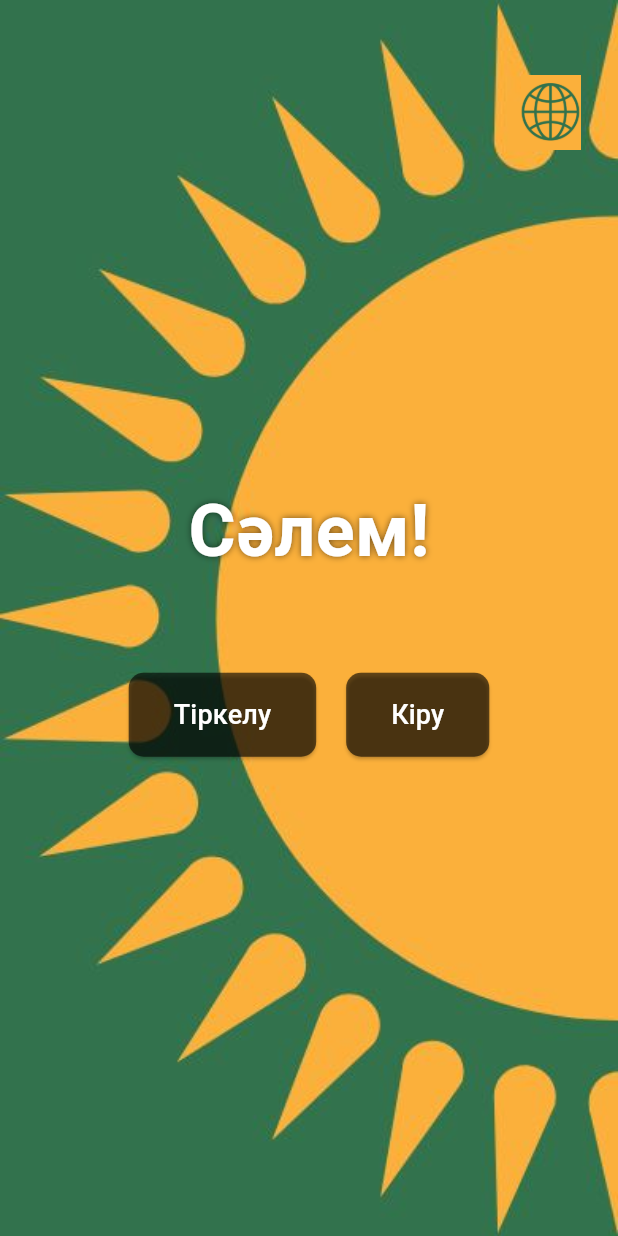
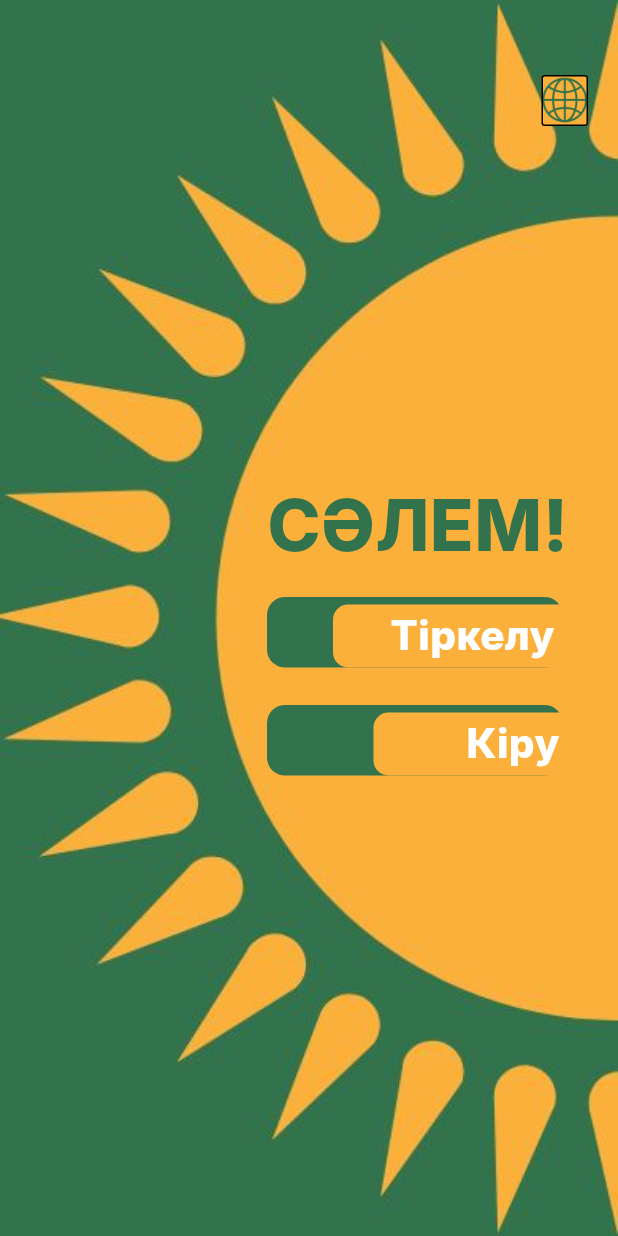
Before and after one commit to Sicscod/kazakh-learning-app, a Flutter app: the screen it shows after launch, on a phone screen of 412 x 824 dp. Run offline on Flutter 3.47's test engine with Material 3 defaults, Android fonts, the phone set to English and light mode, and no system bars; Roboto replaces fonts that are missing (Inter).

Commit message:
Update main.dart

```diff
--- a/lib/main.dart
+++ b/lib/main.dart
@@ -12,23 +12,9 @@
 class _MyAppState extends State<MyApp> {
   String currentLang = "kz";
 
-  final greetings = {
-    "kz": "Сәлем!",
-    "ru": "Привет!",
-    "en": "Hello!"
-  };
-
-  final loginText = {
-    "kz": "Кіру",
-    "ru": "Войти",
-    "en": "Login"
-  };
-
-  final registerText = {
-    "kz": "Тіркелу",
-    "ru": "Регистрация",
-    "en": "Register"
-  };
+  final greetings = {"kz": "СӘЛЕМ!", "ru": "ПРИВЕТ!", "en": "HELLO!"};
+  final loginText = {"kz": "Кіру", "ru": "Войти", "en": "Login"};
+  final registerText = {"kz": "Тіркелу", "ru": "Регистрация", "en": "Register"};
 
   void switchLang() {
     setState(() {
@@ -45,9 +31,9 @@
       home: Scaffold(
         body: Stack(
           children: [
-            // Фон
+            // 🔹 Фон
             Container(
-              decoration: BoxDecoration(
+              decoration: const BoxDecoration(
                 image: DecorationImage(
                   image: AssetImage("assets/leftsun.jpg"),
                   fit: BoxFit.cover,
@@ -55,81 +41,127 @@
               ),
             ),
 
-            // Кнопка смены языка
+            // 🔹 Кнопка смены языка (lang.jpg)
             Positioned(
               top: 50,
               right: 20,
               child: GestureDetector(
                 onTap: switchLang,
-                child: Image.asset(
-                  "assets/lang.jpg",
-                  width: 50,
-                  height: 50,
+                child: Container(
+                  width: 31,
+                  height: 34,
+                  decoration: BoxDecoration(
+                    borderRadius: BorderRadius.circular(2),
+                    border: Border.all(color: Colors.black, width: 1),
+                    image: const DecorationImage(
+                      image: AssetImage("assets/lang.jpg"),
+                      fit: BoxFit.cover,
+                    ),
+                  ),
                 ),
               ),
             ),
 
-            // Центр
-            Center(
+            // 🔹 Текст “СӘЛЕМ!”
+            Positioned(
+              top: 326,
+              left: 178,
               child: AnimatedSwitcher(
-                duration: Duration(milliseconds: 500),
-                transitionBuilder: (child, animation) => FadeTransition(
-                  opacity: animation,
-                  child: child,
-                ),
-                child: Column(
+                duration: const Duration(milliseconds: 400),
+                child: Text(
+                  greetings[currentLang]!,
                   key: ValueKey(currentLang),
-                  mainAxisAlignment: MainAxisAlignment.center,
-                  children: [
-                    Text(
-                      greetings[currentLang]!,
                   style: const TextStyle(
+                    fontFamily: 'Inter',
+                    fontWeight: FontWeight.w800,
                     fontSize: 48,
-                        fontWeight: FontWeight.bold,
-                        color: Colors.white,
-                        shadows: [
-                          Shadow(color: Colors.black54, blurRadius: 6),
-                        ],
+                    color: Color(0xFF32734E),
+                    height: 1.0,
                   ),
                 ),
-                    const SizedBox(height: 60),
+              ),
+            ),
 
-                    // Кнопки регистрации и входа
-                    Row(
-                      mainAxisAlignment: MainAxisAlignment.center,
-                      children: [
-                        ElevatedButton(
-                          onPressed: () {},
-                          style: ElevatedButton.styleFrom(
-                            backgroundColor: Colors.black.withOpacity(0.6),
-                            padding: const EdgeInsets.symmetric(horizontal: 30, vertical: 15),
-                            shape: RoundedRectangleBorder(
+            // 🔹 Прямоугольник под кнопкой "Тіркелу"
+            Positioned(
+              top: 398,
+              left: 178,
+              child: Container(
+                width: 197,
+                height: 47,
+                decoration: BoxDecoration(
+                  color: const Color(0xFF32734E),
+                  borderRadius: BorderRadius.circular(12),
+                ),
+              ),
+            ),
+
+            // 🔹 Кнопка “Тіркелу”
+            Positioned(
+              top: 403,
+              left: 222,
+              child: GestureDetector(
+                onTap: () {},
+                child: Container(
+                  width: 186,
+                  height: 42,
+                  alignment: Alignment.center,
+                  decoration: BoxDecoration(
+                    color: const Color(0xFFFBB03B),
                     borderRadius: BorderRadius.circular(10),
-                            ),
                   ),
                   child: Text(
                     registerText[currentLang]!,
-                            style: const TextStyle(fontSize: 18, color: Colors.white),
+                    style: const TextStyle(
+                      fontFamily: 'Inter',
+                      fontWeight: FontWeight.w800,
+                      fontSize: 27,
+                      color: Colors.white,
+                      height: 1.0,
                     ),
                   ),
-                        const SizedBox(width: 20),
-                        ElevatedButton(
-                          onPressed: () {},
-                          style: ElevatedButton.styleFrom(
-                            backgroundColor: Colors.black.withOpacity(0.6),
-                            padding: const EdgeInsets.symmetric(horizontal: 30, vertical: 15),
-                            shape: RoundedRectangleBorder(
+                ),
+              ),
+            ),
+
+            // 🔹 Прямоугольник под кнопкой "Кіру"
+            Positioned(
+              top: 470,
+              left: 178,
+              child: Container(
+                width: 197,
+                height: 47,
+                decoration: BoxDecoration(
+                  color: const Color(0xFF32734E),
+                  borderRadius: BorderRadius.circular(12),
+                ),
+              ),
+            ),
+
+            // 🔹 Кнопка “Кіру”
+            Positioned(
+              top: 475,
+              left: 249,
+              child: GestureDetector(
+                onTap: () {},
+                child: Container(
+                  width: 186,
+                  height: 42,
+                  alignment: Alignment.center,
+                  decoration: BoxDecoration(
+                    color: const Color(0xFFFBB03B),
                     borderRadius: BorderRadius.circular(10),
-                            ),
                   ),
                   child: Text(
                     loginText[currentLang]!,
-                            style: const TextStyle(fontSize: 18, color: Colors.white),
+                    style: const TextStyle(
+                      fontFamily: 'Inter',
+                      fontWeight: FontWeight.w800,
+                      fontSize: 27,
+                      color: Colors.white,
+                      height: 1.0,
                     ),
                   ),
-                      ],
-                    )
-                  ],
                 ),
               ),
             ),
```
Lines whose indentation alone changed are shown as unchanged.
